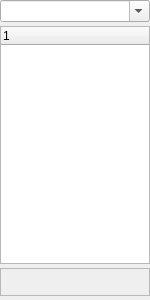
Before: the Qt Designer form src/osminfo/ui/osm_info_results_widget_base.ui in nextgis/qgis_osminfo, drawn with Qt 5.
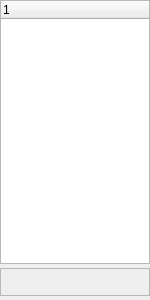
After: the same form once the commit is applied.

Commit message: Add search history and preset completion

What changed in the file:
```diff
--- a/src/osminfo/ui/osm_info_results_widget_base.ui
+++ b/src/osminfo/ui/osm_info_results_widget_base.ui
@@ -35,13 +35,6 @@
       <property name="spacing">
        <number>3</number>
       </property>
-      <item>
-       <widget class="QComboBox" name="search_combobox">
-        <property name="editable">
-         <bool>true</bool>
-        </property>
-       </widget>
-      </item>
      </layout>
     </item>
     <item>
```
The commit also changes 12 other files.
